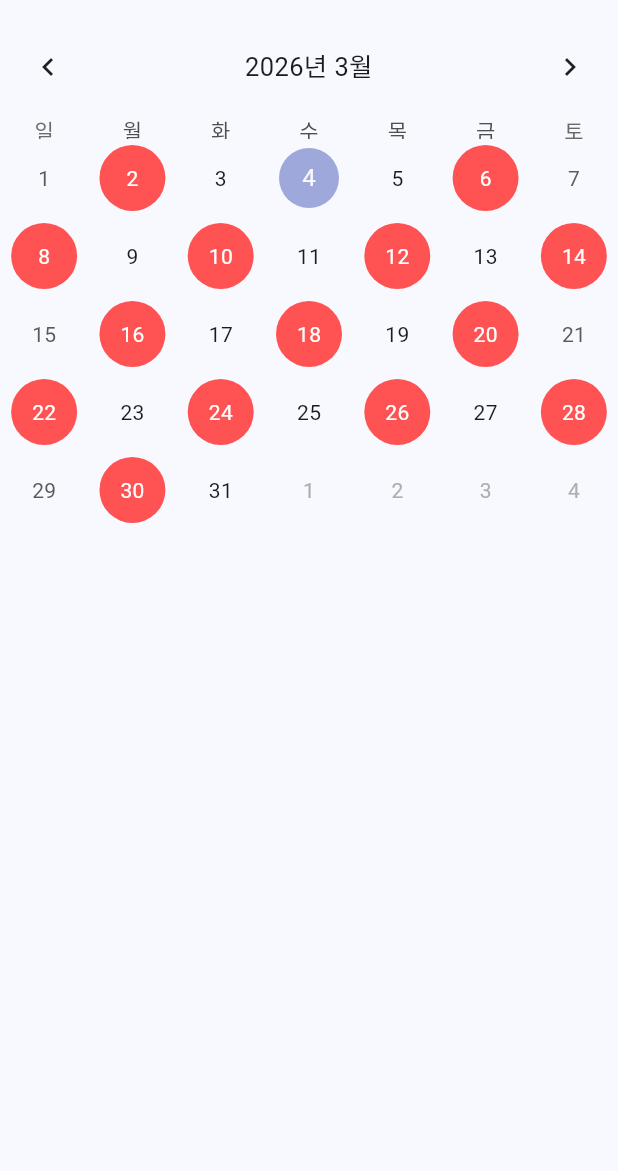
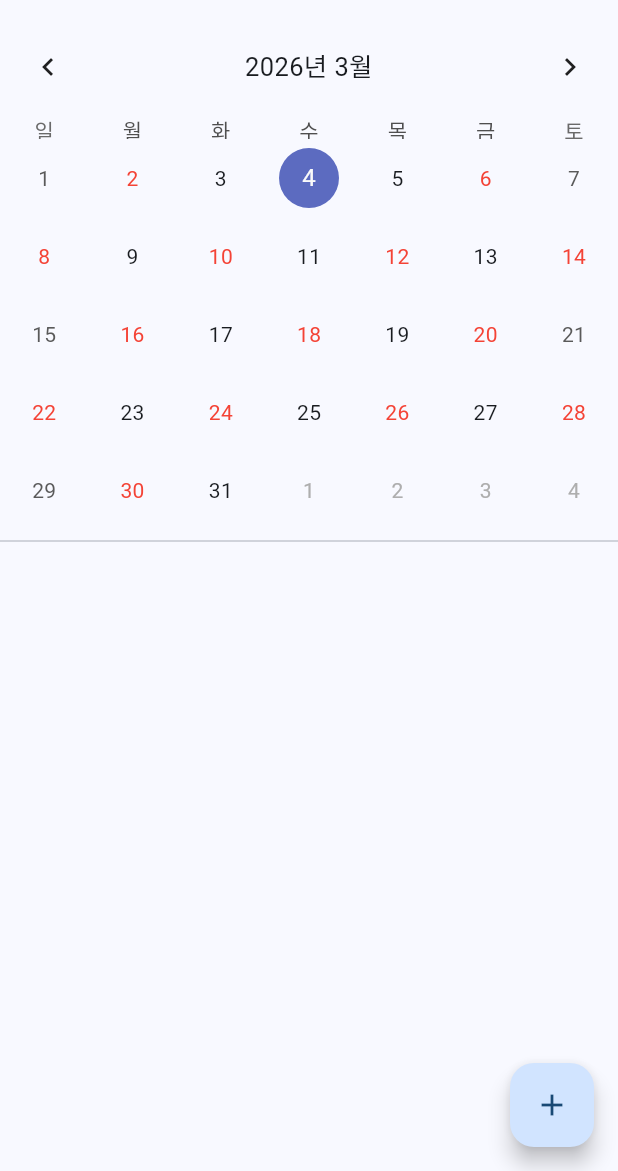
Before and after one commit to Young-Seok-Kim/schedule_check, a Flutter app: the screen it shows after launch, on a phone screen of 412 x 824 dp, the part 65-1236 px from its top. Run offline on Flutter 3.47's test engine with Material 3 defaults, Android fonts, the phone set to English and light mode, and no system bars; drawn by our look-alikes of table_calendar; our stand-ins replace flutter_riverpod, hive_flutter; accounts and stored records are empty.

Commit message:
일정 입력 가능하도록 수정

```diff
--- a/lib/views/schedule_view.dart
+++ b/lib/views/schedule_view.dart
@@ -1,47 +1,110 @@
 import 'package:flutter/material.dart';
 import 'package:flutter_riverpod/flutter_riverpod.dart';
 import 'package:table_calendar/table_calendar.dart';
+
+// 뷰모델과 모델을 가져옵니다.
 import '../view_models/calendar_view_model.dart';
+import '../models/holiday.dart';
+import '../models/schedule.dart';
 
-class ScheduleView extends ConsumerWidget {
+class ScheduleView extends ConsumerStatefulWidget {
   const ScheduleView({super.key});
+  @override
+  ConsumerState<ScheduleView> createState() => _ScheduleViewState();
+}
+
+class _ScheduleViewState extends ConsumerState<ScheduleView> {
+  DateTime _selectedDay = DateTime.now();
+
+  // 입력창 다이얼로그
+  void _showAddDialog() {
+    final titleController = TextEditingController();
+    final contentController = TextEditingController();
+
+    showDialog(
+      context: context,
+      builder: (context) => AlertDialog(
+        title: const Text('스케줄 추가'),
+        content: Column(
+          mainAxisSize: MainAxisSize.min,
+          children: [
+            TextField(controller: titleController, decoration: const InputDecoration(hintText: '제목')),
+            TextField(controller: contentController, decoration: const InputDecoration(hintText: '내용')),
+          ],
+        ),
+        actions: [
+          TextButton(onPressed: () => Navigator.pop(context), child: const Text('취소')),
+          TextButton(
+            onPressed: () {
+              ref.read(scheduleProvider.notifier).addSchedule(
+                  _selectedDay,
+                  titleController.text,
+                  contentController.text
+              );
+              Navigator.pop(context);
+            },
+            child: const Text('저장'),
+          ),
+        ],
+      ),
+    );
+  }
 
   @override
-  Widget build(BuildContext context, WidgetRef ref) {
+  Widget build(BuildContext context) {
     final isHoliday = ref.watch(holidayProvider);
+    final scheduleState = ref.watch(scheduleProvider);
 
     return Scaffold(
       appBar: AppBar(title: const Text('격일 근무 달력')),
-      body: TableCalendar(
-        // 혹은 버튼 자체를 아예 안 보이게 하고 싶다면?
-        headerStyle: const HeaderStyle(
-          formatButtonVisible: false, // 💡 이 줄을 추가하면 버튼이 아예 삭제됩니다.
-          titleCentered: true,        // 월 이름(예: 2026년 1월)을 가운데로 정렬
-        ),
-        locale: 'ko_KR',
-        firstDay: DateTime.utc(2020, 1, 1),
-        lastDay: DateTime.utc(2030, 12, 31),
-        focusedDay: DateTime.now(),
-        // 날짜별로 특별한 스타일을 입힐 때 사용
-        calendarBuilders: CalendarBuilders(
-          defaultBuilder: (context, day, focusedDay) {
-            if (isHoliday(day)) {
-              return Container(
-                margin: const EdgeInsets.all(4.0),
-                alignment: Alignment.center,
-                decoration: const BoxDecoration(
-                  color: Colors.redAccent, // 쉬는 날 빨간색
-                  shape: BoxShape.circle,
+      body: scheduleState.when(
+        loading: () => const Center(child: CircularProgressIndicator()),
+        error: (err, stack) => Center(child: Text('에러: $err')),
+        data: (allSchedules) {
+          final cleanDate = DateTime(_selectedDay.year, _selectedDay.month, _selectedDay.day);
+          final selectedSchedules = allSchedules[cleanDate] ?? [];
+
+          return Column(
+            children: [
+              TableCalendar(
+                locale: 'ko_KR',
+                focusedDay: _selectedDay,
+                firstDay: DateTime(2020),
+                lastDay: DateTime(2030),
+                headerStyle: const HeaderStyle(formatButtonVisible: false, titleCentered: true),
+                selectedDayPredicate: (day) => isSameDay(_selectedDay, day),
+                onDaySelected: (selectedDay, focusedDay) => setState(() => _selectedDay = selectedDay),
+                calendarBuilders: CalendarBuilders(
+                  defaultBuilder: (context, day, focusedDay) {
+                    if (isHoliday(day)) return Center(child: Text('${day.day}', style: const TextStyle(color: Colors.red)));
+                    return null;
+                  },
+                  markerBuilder: (context, day, events) {
+                    final d = DateTime(day.year, day.month, day.day);
+                    if (allSchedules.containsKey(d)) {
+                      return Positioned(bottom: 1, child: Container(width: 5, height: 5, decoration: const BoxDecoration(color: Colors.blue, shape: BoxShape.circle)));
+                    }
+                    return null;
+                  },
                 ),
-                child: Text(
-                  '${day.day}',
-                  style: const TextStyle(color: Colors.white),
+              ),
+              const Divider(),
+              Expanded(
+                child: ListView.builder(
+                  itemCount: selectedSchedules.length,
+                  itemBuilder: (context, index) => ListTile(
+                    title: Text(selectedSchedules[index].title, style: const TextStyle(fontWeight: FontWeight.bold)),
+                    subtitle: Text(selectedSchedules[index].content),
+                  ),
                 ),
-              );
-            }
-            return null; // 근무일은 기본 스타일
-          },
-        ),
+              ),
+            ],
+          );
+        },
+      ),
+      floatingActionButton: FloatingActionButton(
+        onPressed: _showAddDialog,
+        child: const Icon(Icons.add),
       ),
     );
   }
--- a/pubspec.yaml
+++ b/pubspec.yaml
@@ -4,7 +4,7 @@ publish_to: 'none'
 version: 1.0.0+1
 
 environment:
-  sdk: '>=3.10.7 <4.0.0'
+  sdk: '>=3.10.0 <4.0.0'
 
 dependencies:
   flutter:
@@ -16,6 +16,9 @@ dependencies:
   freezed_annotation: ^2.4.4
   table_calendar: ^3.2.0
   intl: ^0.20.2
+  hive: ^2.2.3
+  hive_flutter: ^1.1.0
+
   flutter_localizations: # 💡 이 줄을 추가
     sdk: flutter           # 💡 이 줄을 추가
 
@@ -24,6 +27,7 @@ dev_dependencies:
     sdk: flutter
   flutter_lints: ^3.0.0
   # MVVM 코드 생성을 위한 도구들
+  hive_generator: ^2.0.1
   build_runner: ^2.4.8
   riverpod_generator: ^2.4.0
   freezed: ^2.5.2
```
Also changed, not shown: lib/main.dart (+8 -10 lines), lib/models/schedule.dart (added, +23 -0 lines), lib/view_models/calendar_view_model.dart (+47 -7 lines), pubspec.lock.
